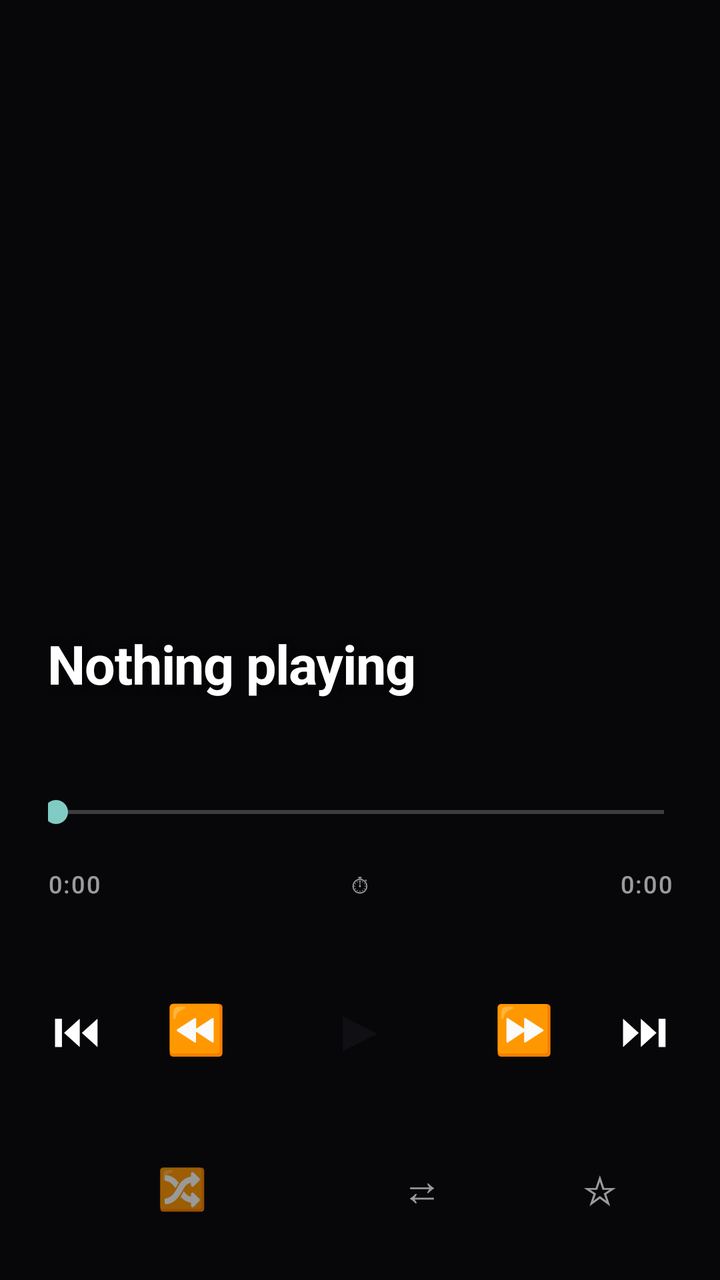
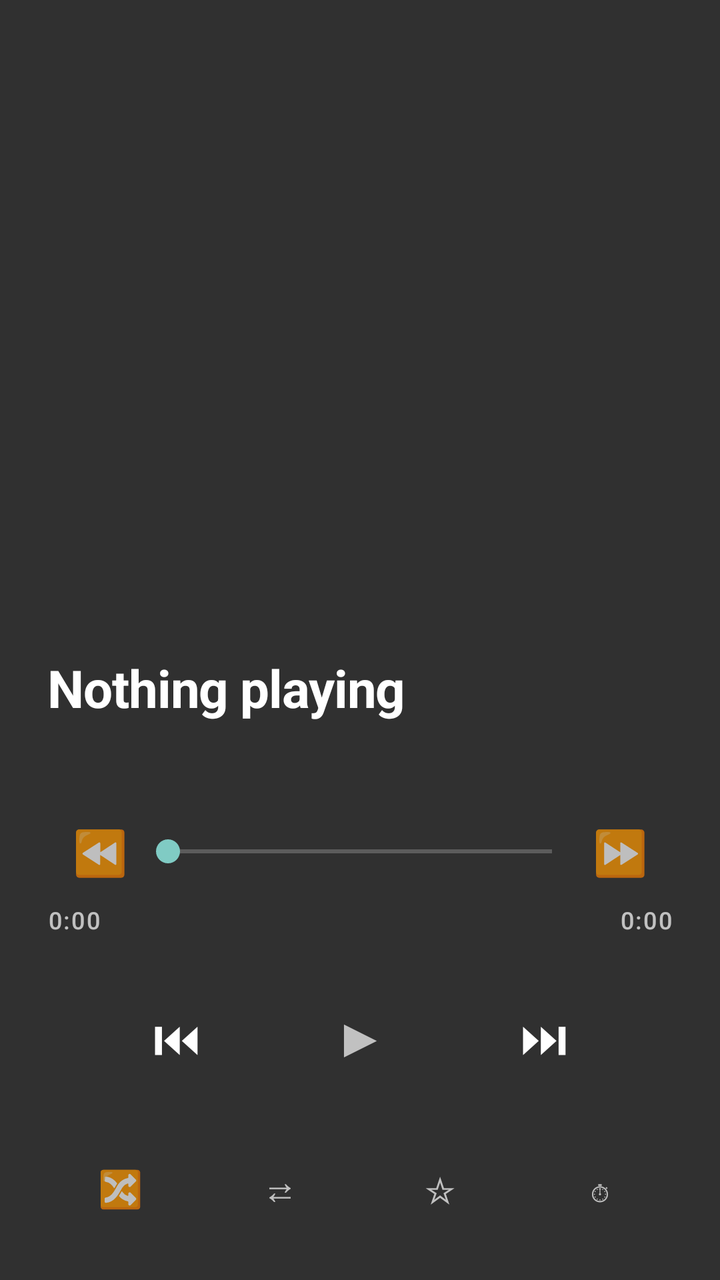

Screens rendered from an Android XML layout before and after an edit, with the pre-edit source and the edit as a unified diff.
<!-- AndroidManifest.xml: application theme Theme.Chorus -->
<!-- res/layout/view_player.xml -->
<?xml version="1.0" encoding="utf-8"?>
<FrameLayout xmlns:android="http://schemas.android.com/apk/res/android"
    android:layout_width="match_parent"
    android:layout_height="match_parent"
    android:background="#FF07070A">

    
    <ImageView
        android:id="@+id/player_backdrop"
        android:layout_width="match_parent"
        android:layout_height="match_parent"
        android:alpha="0.9"
        android:importantForAccessibility="no"
        android:scaleType="centerCrop" />

    
    <View
        android:id="@+id/player_scrim"
        android:layout_width="match_parent"
        android:layout_height="match_parent"
        android:importantForAccessibility="no" />

    <LinearLayout
        android:id="@+id/player_content"
        android:layout_width="match_parent"
        android:layout_height="match_parent"
        android:gravity="center_vertical"
        android:orientation="vertical"
        android:paddingStart="24dp"
        android:paddingTop="12dp"
        android:paddingEnd="24dp"
        android:paddingBottom="20dp">

        
        <FrameLayout
            android:id="@+id/player_art_frame"
            android:layout_width="match_parent"
            android:layout_height="0dp"
            android:layout_weight="1">

            <ImageView
                android:id="@+id/player_art"
                android:layout_width="match_parent"
                android:layout_height="match_parent"
                android:contentDescription="Album art"
                android:scaleType="centerCrop" />
        </FrameLayout>

        <TextView
            android:id="@+id/player_title"
            android:layout_width="match_parent"
            android:layout_height="wrap_content"
            android:layout_marginTop="26dp"
            android:ellipsize="marquee"
            android:focusable="true"
            android:fontFamily="sans-serif"
            android:letterSpacing="-0.015"
            android:marqueeRepeatLimit="marquee_forever"
            android:maxLines="1"
            android:shadowColor="#99000000"
            android:shadowDx="0"
            android:shadowDy="2"
            android:shadowRadius="10"
            android:singleLine="true"
            android:text="Nothing playing"
            android:textColor="#FFFFFFFF"
            android:textSize="27sp"
            android:textStyle="bold" />

        <TextView
            android:id="@+id/player_artist"
            android:layout_width="match_parent"
            android:layout_height="wrap_content"
            android:layout_marginTop="6dp"
            android:ellipsize="end"
            android:fontFamily="sans-serif"
            android:maxLines="1"
            android:shadowColor="#80000000"
            android:shadowDx="0"
            android:shadowDy="1"
            android:shadowRadius="6"
            android:textColor="#B8FFFFFF"
            android:textSize="15sp" />

        
        <SeekBar
            android:id="@+id/player_seek"
            android:layout_width="match_parent"
            android:layout_height="32dp"
            android:layout_marginTop="14dp"
            android:max="0"
            android:paddingStart="4dp"
            android:paddingEnd="4dp"
            android:progress="0"
            android:splitTrack="false" />

        
        <LinearLayout
            android:layout_width="match_parent"
            android:layout_height="wrap_content"
            android:orientation="horizontal">

            <TextView
                android:id="@+id/player_elapsed"
                android:layout_width="0dp"
                android:layout_height="wrap_content"
                android:layout_weight="1"
                android:fontFamily="sans-serif-medium"
                android:gravity="start"
                android:letterSpacing="0.06"
                android:text="0:00"
                android:textColor="#99FFFFFF"
                android:textSize="12sp" />

            <TextView
                android:id="@+id/player_sleep"
                android:layout_width="wrap_content"
                android:layout_height="40dp"
                android:layout_marginStart="8dp"
                android:layout_marginEnd="8dp"
                android:background="?android:attr/selectableItemBackgroundBorderless"
                android:clickable="true"
                android:contentDescription="Sleep timer off, tap to set"
                android:focusable="true"
                android:gravity="center"
                android:text="⏱"
                android:textColor="#99FFFFFF"
                android:textSize="12sp" />

            <TextView
                android:id="@+id/player_total"
                android:layout_width="0dp"
                android:layout_height="wrap_content"
                android:layout_weight="1"
                android:fontFamily="sans-serif-medium"
                android:gravity="end"
                android:letterSpacing="0.06"
                android:text="0:00"
                android:textColor="#99FFFFFF"
                android:textSize="12sp" />
        </LinearLayout>

        
        <LinearLayout
            android:id="@+id/player_transport"
            android:layout_width="match_parent"
            android:layout_height="wrap_content"
            android:layout_marginTop="14dp"
            android:gravity="center"
            android:orientation="horizontal">

            <TextView
                android:id="@+id/player_prev"
                android:layout_width="60dp"
                android:layout_height="60dp"
                android:background="?android:attr/selectableItemBackgroundBorderless"
                android:clickable="true"
                android:contentDescription="Previous track"
                android:focusable="true"
                android:gravity="center"
                android:text="⏮"
                android:textColor="#FFFFFFFF"
                android:textSize="24sp" />

            <TextView
                android:id="@+id/player_rewind"
                android:layout_width="60dp"
                android:layout_height="60dp"
                android:background="?android:attr/selectableItemBackgroundBorderless"
                android:clickable="true"
                android:contentDescription="Rewind 10 seconds"
                android:focusable="true"
                android:gravity="center"
                android:text="⏪"
                android:textColor="#FFFFFFFF"
                android:textSize="24sp" />

            
            <TextView
                android:id="@+id/player_play_pause"
                android:layout_width="76dp"
                android:layout_height="76dp"
                android:layout_marginStart="14dp"
                android:layout_marginEnd="14dp"
                android:clickable="true"
                android:contentDescription="Play or pause"
                android:focusable="true"
                android:gravity="center"
                android:text="▶"
                android:textColor="#FF101014"
                android:textSize="30sp" />

            <TextView
                android:id="@+id/player_forward"
                android:layout_width="60dp"
                android:layout_height="60dp"
                android:background="?android:attr/selectableItemBackgroundBorderless"
                android:clickable="true"
                android:contentDescription="Forward 10 seconds"
                android:focusable="true"
                android:gravity="center"
                android:text="⏩"
                android:textColor="#FFFFFFFF"
                android:textSize="24sp" />

            <TextView
                android:id="@+id/player_next"
                android:layout_width="60dp"
                android:layout_height="60dp"
                android:background="?android:attr/selectableItemBackgroundBorderless"
                android:clickable="true"
                android:contentDescription="Next track"
                android:focusable="true"
                android:gravity="center"
                android:text="⏭"
                android:textColor="#FFFFFFFF"
                android:textSize="24sp" />
        </LinearLayout>

        
        <LinearLayout
            android:id="@+id/player_modes"
            android:layout_width="match_parent"
            android:layout_height="wrap_content"
            android:layout_marginTop="16dp"
            android:gravity="center"
            android:orientation="horizontal">

            <TextView
                android:id="@+id/player_shuffle"
                android:layout_width="wrap_content"
                android:layout_height="52dp"
                android:background="?android:attr/selectableItemBackgroundBorderless"
                android:clickable="true"
                android:contentDescription="Shuffle off"
                android:focusable="true"
                android:gravity="center"
                android:minWidth="104dp"
                android:paddingStart="24dp"
                android:paddingEnd="24dp"
                android:text="🔀"
                android:textColor="#99FFFFFF"
                android:textSize="20sp" />

            <TextView
                android:id="@+id/player_repeat"
                android:layout_width="wrap_content"
                android:layout_height="52dp"
                android:layout_marginStart="16dp"
                android:background="?android:attr/selectableItemBackgroundBorderless"
                android:clickable="true"
                android:contentDescription="Repeat off"
                android:focusable="true"
                android:gravity="center"
                android:minWidth="104dp"
                android:paddingStart="24dp"
                android:paddingEnd="24dp"
                android:text="⇄"
                android:textColor="#99FFFFFF"
                android:textSize="20sp" />

            
            <TextView
                android:id="@+id/player_star"
                android:layout_width="wrap_content"
                android:layout_height="52dp"
                android:layout_marginStart="16dp"
                android:background="?android:attr/selectableItemBackgroundBorderless"
                android:clickable="true"
                android:contentDescription="Not a favourite"
                android:focusable="true"
                android:gravity="center"
                android:paddingStart="12dp"
                android:paddingEnd="12dp"
                android:text="☆"
                android:textColor="#99FFFFFF"
                android:textSize="20sp" />
        </LinearLayout>
    </LinearLayout>
</FrameLayout>
<!-- resources referenced by this layout -->
<resources>
  <style name="Theme.Chorus" parent="Theme.AppCompat.NoActionBar">
          <item name="android:windowBackground">@android:color/black</item>
          <item name="android:statusBarColor">@android:color/black</item>
      </style>
</resources>

<!-- the commit's change to res/layout/view_player.xml (unified diff, before → after) -->
@@ -2,14 +2,13 @@
 <FrameLayout xmlns:android="http://schemas.android.com/apk/res/android"
     android:layout_width="match_parent"
     android:layout_height="match_parent"
-    android:background="#FF07070A">
+    android:background="?android:attr/colorBackground">
 
     
     <ImageView
         android:id="@+id/player_backdrop"
         android:layout_width="match_parent"
         android:layout_height="match_parent"
-        android:alpha="0.9"
         android:importantForAccessibility="no"
         android:scaleType="centerCrop" />
 
@@ -33,7 +32,7 @@
 
         
         <FrameLayout
-            android:id="@+id/player_art_frame"
+            android:id="@+id/player_art_card"
             android:layout_width="match_parent"
             android:layout_height="0dp"
             android:layout_weight="1">
@@ -46,25 +45,22 @@
                 android:scaleType="centerCrop" />
         </FrameLayout>
 
+        
         <TextView
             android:id="@+id/player_title"
             android:layout_width="match_parent"
             android:layout_height="wrap_content"
-            android:layout_marginTop="26dp"
+            android:layout_marginTop="24dp"
             android:ellipsize="marquee"
             android:focusable="true"
             android:fontFamily="sans-serif"
             android:letterSpacing="-0.015"
             android:marqueeRepeatLimit="marquee_forever"
             android:maxLines="1"
-            android:shadowColor="#99000000"
-            android:shadowDx="0"
-            android:shadowDy="2"
-            android:shadowRadius="10"
             android:singleLine="true"
             android:text="Nothing playing"
-            android:textColor="#FFFFFFFF"
-            android:textSize="27sp"
+            android:textColor="?android:attr/textColorPrimary"
+            android:textSize="26sp"
             android:textStyle="bold" />
 
         <TextView
@@ -75,24 +71,77 @@
             android:ellipsize="end"
             android:fontFamily="sans-serif"
             android:maxLines="1"
-            android:shadowColor="#80000000"
-            android:shadowDx="0"
-            android:shadowDy="1"
-            android:shadowRadius="6"
-            android:textColor="#B8FFFFFF"
+            android:singleLine="true"
+            android:textColor="?android:attr/textColorSecondary"
             android:textSize="15sp" />
 
         
-        <SeekBar
-            android:id="@+id/player_seek"
-            android:layout_width="match_parent"
-            android:layout_height="32dp"
-            android:layout_marginTop="14dp"
-            android:max="0"
-            android:paddingStart="4dp"
-            android:paddingEnd="4dp"
-            android:progress="0"
-            android:splitTrack="false" />
+        <FrameLayout
+            android:id="@+id/player_seek_host"
+            android:layout_width="match_parent"
+            android:layout_height="wrap_content"
+            android:layout_marginTop="12dp">
+
+            <LinearLayout
+                android:layout_width="match_parent"
+                android:layout_height="wrap_content"
+                android:gravity="center_vertical"
+                android:orientation="horizontal">
+
+                <TextView
+                    android:id="@+id/player_rewind"
+                    android:layout_width="52dp"
+                    android:layout_height="52dp"
+                    android:background="?android:attr/selectableItemBackgroundBorderless"
+                    android:clickable="true"
+                    android:contentDescription="Rewind 10 seconds"
+                    android:focusable="true"
+                    android:gravity="center"
+                    android:text="⏪"
+                    android:textColor="?android:attr/textColorSecondary"
+                    android:textSize="22sp" />
+
+                <SeekBar
+                    android:id="@+id/player_seek"
+                    android:layout_width="0dp"
+                    android:layout_height="40dp"
+                    android:layout_weight="1"
+                    android:max="0"
+                    android:paddingStart="8dp"
+                    android:paddingEnd="8dp"
+                    android:progress="0"
+                    android:splitTrack="false" />
+
+                <TextView
+                    android:id="@+id/player_forward"
+                    android:layout_width="52dp"
+                    android:layout_height="52dp"
+                    android:background="?android:attr/selectableItemBackgroundBorderless"
+                    android:clickable="true"
+                    android:contentDescription="Forward 10 seconds"
+                    android:focusable="true"
+                    android:gravity="center"
+                    android:text="⏩"
+                    android:textColor="?android:attr/textColorSecondary"
+                    android:textSize="22sp" />
+            </LinearLayout>
+
+            
+            <TextView
+                android:id="@+id/player_seek_preview"
+                android:layout_width="wrap_content"
+                android:layout_height="28dp"
+                android:layout_gravity="top|start"
+                android:alpha="0"
+                android:fontFamily="sans-serif-medium"
+                android:gravity="center"
+                android:importantForAccessibility="no"
+                android:minWidth="56dp"
+                android:paddingStart="10dp"
+                android:paddingEnd="10dp"
+                android:text="0:00"
+                android:textSize="13sp" />
+        </FrameLayout>
 
         
         <LinearLayout
@@ -109,22 +158,7 @@
                 android:gravity="start"
                 android:letterSpacing="0.06"
                 android:text="0:00"
-                android:textColor="#99FFFFFF"
-                android:textSize="12sp" />
-
-            <TextView
-                android:id="@+id/player_sleep"
-                android:layout_width="wrap_content"
-                android:layout_height="40dp"
-                android:layout_marginStart="8dp"
-                android:layout_marginEnd="8dp"
-                android:background="?android:attr/selectableItemBackgroundBorderless"
-                android:clickable="true"
-                android:contentDescription="Sleep timer off, tap to set"
-                android:focusable="true"
-                android:gravity="center"
-                android:text="⏱"
-                android:textColor="#99FFFFFF"
+                android:textColor="?android:attr/textColorSecondary"
                 android:textSize="12sp" />
 
             <TextView
@@ -136,7 +170,7 @@
                 android:gravity="end"
                 android:letterSpacing="0.06"
                 android:text="0:00"
-                android:textColor="#99FFFFFF"
+                android:textColor="?android:attr/textColorSecondary"
                 android:textSize="12sp" />
         </LinearLayout>
 
@@ -145,75 +179,47 @@
             android:id="@+id/player_transport"
             android:layout_width="match_parent"
             android:layout_height="wrap_content"
-            android:layout_marginTop="14dp"
+            android:layout_marginTop="12dp"
             android:gravity="center"
             android:orientation="horizontal">
 
             <TextView
                 android:id="@+id/player_prev"
-                android:layout_width="60dp"
-                android:layout_height="60dp"
+                android:layout_width="68dp"
+                android:layout_height="68dp"
                 android:background="?android:attr/selectableItemBackgroundBorderless"
                 android:clickable="true"
                 android:contentDescription="Previous track"
                 android:focusable="true"
                 android:gravity="center"
                 android:text="⏮"
-                android:textColor="#FFFFFFFF"
+                android:textColor="?android:attr/textColorPrimary"
                 android:textSize="24sp" />
 
-            <TextView
-                android:id="@+id/player_rewind"
-                android:layout_width="60dp"
-                android:layout_height="60dp"
-                android:background="?android:attr/selectableItemBackgroundBorderless"
-                android:clickable="true"
-                android:contentDescription="Rewind 10 seconds"
-                android:focusable="true"
-                android:gravity="center"
-                android:text="⏪"
-                android:textColor="#FFFFFFFF"
-                android:textSize="24sp" />
-
-            
             <TextView
                 android:id="@+id/player_play_pause"
                 android:layout_width="76dp"
                 android:layout_height="76dp"
-                android:layout_marginStart="14dp"
-                android:layout_marginEnd="14dp"
+                android:layout_marginStart="20dp"
+                android:layout_marginEnd="20dp"
                 android:clickable="true"
                 android:contentDescription="Play or pause"
                 android:focusable="true"
                 android:gravity="center"
                 android:text="▶"
-                android:textColor="#FF101014"
-                android:textSize="30sp" />
-
-            <TextView
-                android:id="@+id/player_forward"
-                android:layout_width="60dp"
-                android:layout_height="60dp"
+                android:textSize="28sp" />
+
+            <TextView
+                android:id="@+id/player_next"
+                android:layout_width="68dp"
+                android:layout_height="68dp"
                 android:background="?android:attr/selectableItemBackgroundBorderless"
                 android:clickable="true"
-                android:contentDescription="Forward 10 seconds"
-                android:focusable="true"
-                android:gravity="center"
-                android:text="⏩"
-                android:textColor="#FFFFFFFF"
-                android:textSize="24sp" />
-
-            <TextView
-                android:id="@+id/player_next"
-                android:layout_width="60dp"
-                android:layout_height="60dp"
-                android:background="?android:attr/selectableItemBackgroundBorderless"
-                android:clickable="true"
                 android:contentDescription="Next track"
                 android:focusable="true"
                 android:gravity="center"
                 android:text="⏭"
-                android:textColor="#FFFFFFFF"
+                android:textColor="?android:attr/textColorPrimary"
                 android:textSize="24sp" />
         </LinearLayout>
 
@@ -222,59 +228,69 @@
             android:id="@+id/player_modes"
             android:layout_width="match_parent"
             android:layout_height="wrap_content"
-            android:layout_marginTop="16dp"
-            android:gravity="center"
+            android:layout_marginTop="12dp"
             android:orientation="horizontal">
 
             <TextView
                 android:id="@+id/player_shuffle"
-                android:layout_width="wrap_content"
-                android:layout_height="52dp"
-                android:background="?android:attr/selectableItemBackgroundBorderless"
-                android:clickable="true"
-                android:contentDescription="Shuffle off"
-                android:focusable="true"
-                android:gravity="center"
-                android:minWidth="104dp"
-                android:paddingStart="24dp"
-                android:paddingEnd="24dp"
+                android:layout_width="0dp"
+                android:layout_height="52dp"
+                android:layout_weight="1"
+                android:clickable="true"
+                android:contentDescription="Shuffle off, tap to turn on"
+                android:focusable="true"
+                android:gravity="center"
+                android:maxLines="1"
+                android:singleLine="true"
                 android:text="🔀"
-                android:textColor="#99FFFFFF"
-                android:textSize="20sp" />
+                android:textSize="18sp" />
 
             <TextView
                 android:id="@+id/player_repeat"
-                android:layout_width="wrap_content"
-                android:layout_height="52dp"
-                android:layout_marginStart="16dp"
-                android:background="?android:attr/selectableItemBackgroundBorderless"
-                android:clickable="true"
-                android:contentDescription="Repeat off"
-                android:focusable="true"
-                android:gravity="center"
-                android:minWidth="104dp"
-                android:paddingStart="24dp"
-                android:paddingEnd="24dp"
+                android:layout_width="0dp"
+                android:layout_height="52dp"
+                android:layout_marginStart="8dp"
+                android:layout_weight="1"
+                android:clickable="true"
+                android:contentDescription="Repeat off, tap to repeat all"
+                android:focusable="true"
+                android:gravity="center"
+                android:maxLines="1"
+                android:singleLine="true"
                 android:text="⇄"
-                android:textColor="#99FFFFFF"
-                android:textSize="20sp" />
+                android:textSize="18sp" />
+
+            <TextView
+                android:id="@+id/player_star"
+                android:layout_width="0dp"
+                android:layout_height="52dp"
+                android:layout_marginStart="8dp"
+                android:layout_weight="1"
+                android:clickable="true"
+                android:contentDescription="Not a favourite"
+                android:focusable="true"
+                android:gravity="center"
+                android:maxLines="1"
+                android:singleLine="true"
+                android:text="☆"
+                android:textSize="18sp" />
 
             
             <TextView
-                android:id="@+id/player_star"
-                android:layout_width="wrap_content"
-                android:layout_height="52dp"
-                android:layout_marginStart="16dp"
-                android:background="?android:attr/selectableItemBackgroundBorderless"
-                android:clickable="true"
-                android:contentDescription="Not a favourite"
-                android:focusable="true"
-                android:gravity="center"
-                android:paddingStart="12dp"
-                android:paddingEnd="12dp"
-                android:text="☆"
-                android:textColor="#99FFFFFF"
-                android:textSize="20sp" />
+                android:id="@+id/player_sleep"
+                android:layout_width="0dp"
+                android:layout_height="52dp"
+                android:layout_marginStart="8dp"
+                android:layout_weight="1"
+                android:clickable="true"
+                android:contentDescription="Sleep timer off, tap to set"
+                android:ellipsize="end"
+                android:focusable="true"
+                android:gravity="center"
+                android:maxLines="1"
+                android:singleLine="true"
+                android:text="⏱"
+                android:textSize="13sp" />
         </LinearLayout>
     </LinearLayout>
 </FrameLayout>
